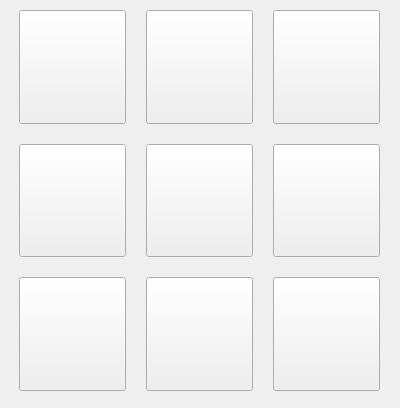
The window that eight.ui (alexandervoitsekhovich/QtProject) describes before a commit, drawn with Qt 5.
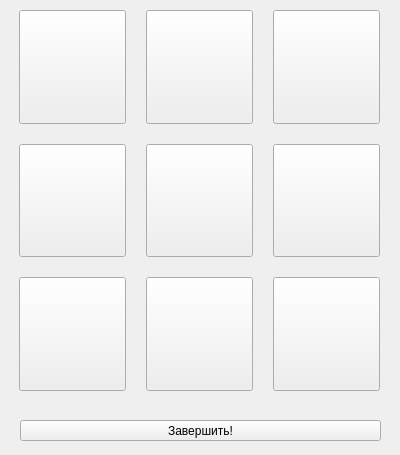
The same window after the commit.

```diff
--- a/eight.ui
+++ b/eight.ui
@@ -7,7 +7,7 @@
     <x>0</x>
     <y>0</y>
     <width>400</width>
-    <height>408</height>
+    <height>455</height>
    </rect>
   </property>
   <property name="windowTitle">
@@ -157,6 +157,19 @@
     </item>
    </layout>
   </widget>
+  <widget class="QPushButton" name="check_button">
+   <property name="geometry">
+    <rect>
+     <x>20</x>
+     <y>420</y>
+     <width>361</width>
+     <height>21</height>
+    </rect>
+   </property>
+   <property name="text">
+    <string>Завершить!</string>
+   </property>
+  </widget>
  </widget>
  <resources/>
  <connections/>
```
Left out of the diff: 78 changed lines with no effect on the pictures.
